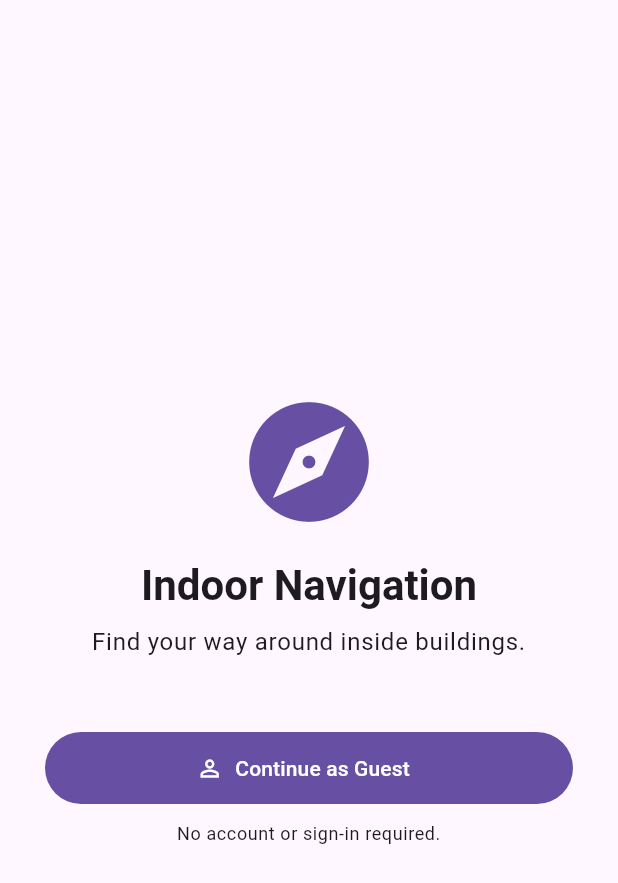
After one commit to nawothrasara/Indoor-Navigation-System, a Flutter app: the LoginPage screen opened directly, on a phone screen of 412 x 824 dp. The commit adds this screen. Shown: the top 883 px of the screen. Run offline on Flutter 3.47's test engine with Material 3 defaults, Android fonts, the phone set to English and light mode, and no system bars.

Commit message:
login page

```diff
--- a/lib/main.dart
+++ b/lib/main.dart
@@ -10,8 +10,6 @@ class MainApp extends StatelessWidget {
   @override
   Widget build(BuildContext context) {
     return const MaterialApp(
-      //create login page
-
       home: Scaffold(body: Center(child: Text('Hello World!'))),
     );
   }
--- /dev/null
+++ b/lib/screens/home_page.dart
@@ -0,0 +1,13 @@
+import 'package:flutter/material.dart';
+
+class HomePage extends StatelessWidget {
+  const HomePage({super.key});
+
+  @override
+  Widget build(BuildContext context) {
+    return Scaffold(
+      appBar: AppBar(title: const Text('Indoor Navigation')),
+      body: const Center(child: Text('Welcome, Guest!')),
+    );
+  }
+}
--- /dev/null
+++ b/lib/screens/login_page.dart
@@ -0,0 +1,70 @@
+import 'package:flutter/material.dart';
+
+import 'home_page.dart';
+
+class LoginPage extends StatelessWidget {
+  const LoginPage({super.key});
+
+  void _continueAsGuest(BuildContext context) {
+    Navigator.of(context).pushReplacement(
+      MaterialPageRoute(builder: (_) => const HomePage()),
+    );
+  }
+
+  @override
+  Widget build(BuildContext context) {
+    final theme = Theme.of(context);
+
+    return Scaffold(
+      body: SafeArea(
+        child: Center(
+          child: ConstrainedBox(
+            constraints: const BoxConstraints(maxWidth: 400),
+            child: Padding(
+              padding: const EdgeInsets.all(24),
+              child: Column(
+                mainAxisAlignment: MainAxisAlignment.center,
+                crossAxisAlignment: CrossAxisAlignment.stretch,
+                children: [
+                  Icon(
+                    Icons.explore,
+                    size: 96,
+                    color: theme.colorScheme.primary,
+                  ),
+                  const SizedBox(height: 16),
+                  Text(
+                    'Indoor Navigation',
+                    textAlign: TextAlign.center,
+                    style: theme.textTheme.headlineMedium
+                        ?.copyWith(fontWeight: FontWeight.bold),
+                  ),
+                  const SizedBox(height: 8),
+                  Text(
+                    'Find your way around inside buildings.',
+                    textAlign: TextAlign.center,
+                    style: theme.textTheme.bodyLarge,
+                  ),
+                  const SizedBox(height: 48),
+                  FilledButton.icon(
+                    onPressed: () => _continueAsGuest(context),
+                    icon: const Icon(Icons.person_outline),
+                    label: const Padding(
+                      padding: EdgeInsets.symmetric(vertical: 14),
+                      child: Text('Continue as Guest'),
+                    ),
+                  ),
+                  const SizedBox(height: 12),
+                  Text(
+                    'No account or sign-in required.',
+                    textAlign: TextAlign.center,
+                    style: theme.textTheme.bodySmall,
+                  ),
+                ],
+              ),
+            ),
+          ),
+        ),
+      ),
+    );
+  }
+}
```
Also changed, not shown: 1 other file.
